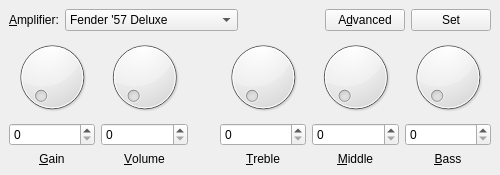
The window that plug/amplifier.ui (b2ornot2b/plug) describes before a commit, drawn with Qt 5.
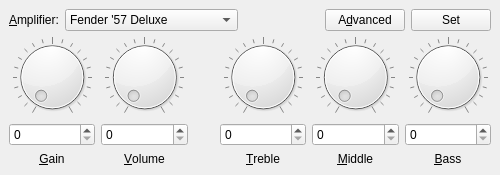
The same window after the commit.

Commit message: Added notches to the knobs - fixes issue 13

Diff of the .ui file:
```diff
--- a/plug/amplifier.ui
+++ b/plug/amplifier.ui
@@ -153,6 +153,12 @@
           <property name="maximum">
            <number>255</number>
           </property>
+          <property name="notchTarget">
+           <double>12.750000000000000</double>
+          </property>
+          <property name="notchesVisible">
+           <bool>true</bool>
+          </property>
          </widget>
         </item>
         <item>
@@ -184,6 +190,12 @@
           <property name="maximum">
            <number>255</number>
           </property>
+          <property name="notchTarget">
+           <double>12.750000000000000</double>
+          </property>
+          <property name="notchesVisible">
+           <bool>true</bool>
+          </property>
          </widget>
         </item>
         <item>
@@ -228,6 +240,12 @@
           <property name="maximum">
            <number>255</number>
           </property>
+          <property name="notchTarget">
+           <double>12.750000000000000</double>
+          </property>
+          <property name="notchesVisible">
+           <bool>true</bool>
+          </property>
          </widget>
         </item>
         <item>
@@ -259,6 +277,12 @@
           <property name="maximum">
            <number>255</number>
           </property>
+          <property name="notchTarget">
+           <double>12.750000000000000</double>
+          </property>
+          <property name="notchesVisible">
+           <bool>true</bool>
+          </property>
          </widget>
         </item>
         <item>
@@ -290,6 +314,12 @@
           <property name="maximum">
            <number>255</number>
           </property>
+          <property name="notchTarget">
+           <double>12.750000000000000</double>
+          </property>
+          <property name="notchesVisible">
+           <bool>true</bool>
+          </property>
          </widget>
         </item>
         <item>
```
The commit also changes 2 other files.
